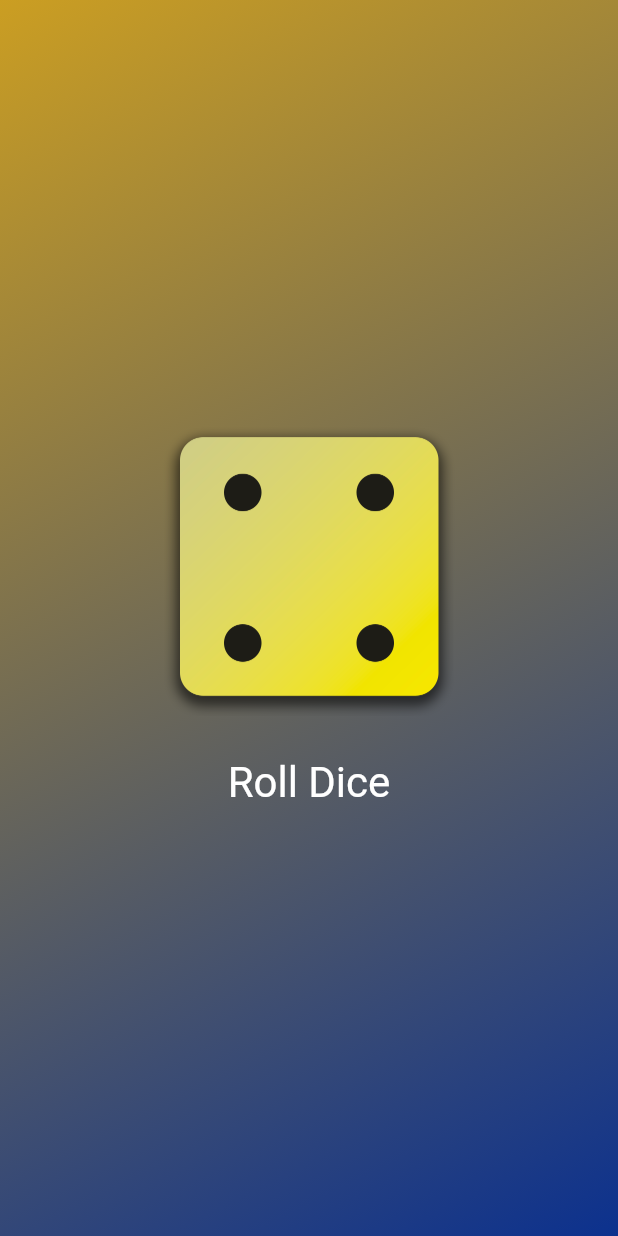
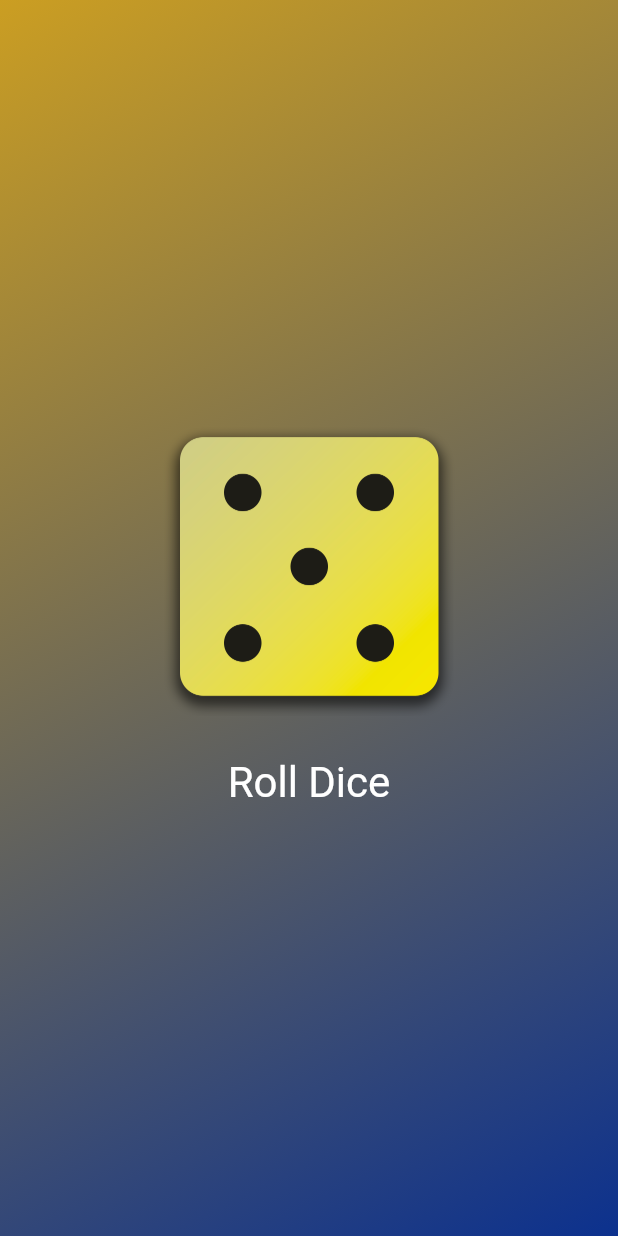
Before and after one commit to TheDocQ/dice_roll_app, a Flutter app: the screen it shows after launch, after a tap on "Roll Dice", on a phone screen of 412 x 824 dp. Run offline on Flutter 3.47's test engine with Material 3 defaults, Android fonts, the phone set to English and light mode, and no system bars.

Commit message:
complete the function

```diff
--- a/lib/dice_roller.dart
+++ b/lib/dice_roller.dart
@@ -1,4 +1,8 @@
 import 'package:flutter/material.dart';
+
+import 'dart:math';
+
+final randomizer = Random();
 
 class DiceRoller extends StatefulWidget {
   const DiceRoller({super.key});
@@ -10,12 +14,12 @@ class DiceRoller extends StatefulWidget {
 }
 
 class _DiceRollerState extends State<DiceRoller> {
-  var activeDiceImage = 'assets/images/dice-2.png';
+  var currentDiceRoll = 2;
 
   void rollDice() {
     //không có setState() không thay đổi state được
     setState(() {
-      activeDiceImage = 'assets/images/dice-4.png';
+      currentDiceRoll = randomizer.nextInt(6) + 1;
     });
   }
 
@@ -25,7 +29,7 @@ class _DiceRollerState extends State<DiceRoller> {
       mainAxisSize: MainAxisSize.min,
       children: [
         Image.asset(
-          activeDiceImage,
+          'assets/images/dice-$currentDiceRoll.png',
           width: 200,
         ),
         const SizedBox(height: 20), //padding
--- a/lib/gradient_container.dart
+++ b/lib/gradient_container.dart
@@ -25,7 +25,7 @@ class GradientContainer extends StatelessWidget {
           end: endAlignment,
         ),
       ),
-      child: Center(
+      child: const Center(
         child: DiceRoller(),
       ),
     );
```
